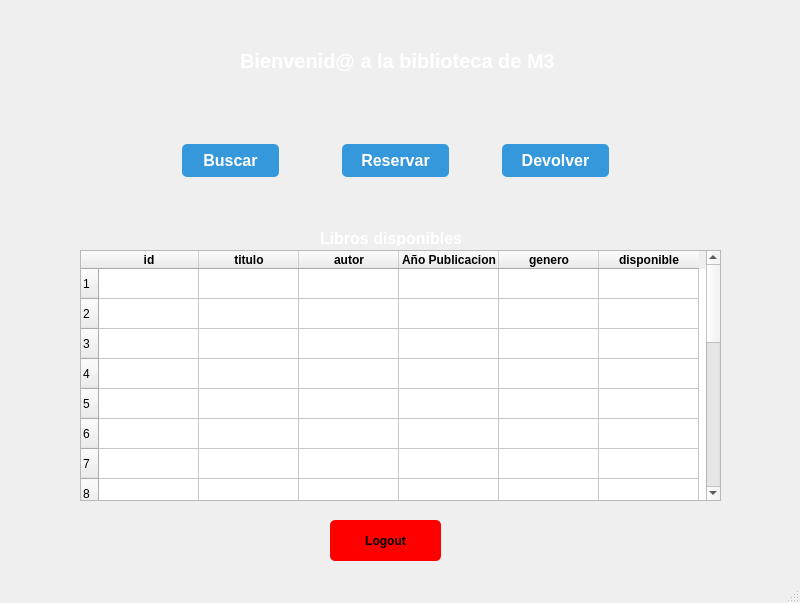
Old version of the form plantillas/menuPrincipal.ui in the repository c4rlos-m/proyecto.
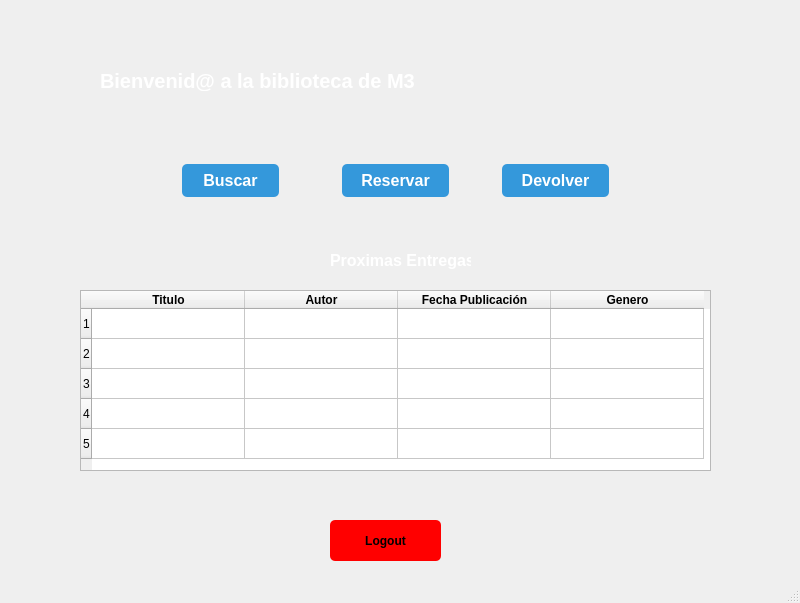
New version of the form. Icons and pictures are not drawn.

What changed in the file:
```diff
--- a/plantillas/menuPrincipal.ui
+++ b/plantillas/menuPrincipal.ui
@@ -68,8 +68,8 @@
    <widget class="QLabel" name="label">
     <property name="geometry">
      <rect>
-      <x>240</x>
-      <y>50</y>
+      <x>100</x>
+      <y>70</y>
       <width>341</width>
       <height>21</height>
      </rect>
@@ -88,7 +88,7 @@
     <property name="geometry">
      <rect>
       <x>180</x>
-      <y>140</y>
+      <y>160</y>
       <width>101</width>
       <height>41</height>
      </rect>
@@ -109,9 +109,9 @@
     <property name="geometry">
      <rect>
       <x>80</x>
-      <y>250</y>
-      <width>641</width>
-      <height>251</height>
+      <y>290</y>
+      <width>631</width>
+      <height>181</height>
      </rect>
     </property>
     <property name="minimumSize">
@@ -124,31 +124,22 @@
      <bool>false</bool>
     </property>
     <property name="rowCount">
-     <number>20</number>
+     <number>5</number>
     </property>
+    <attribute name="horizontalHeaderDefaultSectionSize">
+     <number>153</number>
+    </attribute>
+    <attribute name="horizontalHeaderStretchLastSection">
+     <bool>false</bool>
+    </attribute>
     <row/>
     <row/>
     <row/>
     <row/>
     <row/>
-    <row/>
-    <row/>
-    <row/>
-    <row/>
-    <row/>
-    <row/>
-    <row/>
-    <row/>
-    <row/>
-    <row/>
-    <row/>
-    <row/>
-    <row/>
-    <row/>
-    <row/>
     <column>
      <property name="text">
-      <string>id</string>
+      <string>Titulo</string>
      </property>
      <property name="font">
       <font>
@@ -158,7 +149,7 @@
     </column>
     <column>
      <property name="text">
-      <string>titulo</string>
+      <string>Autor</string>
      </property>
      <property name="font">
       <font>
@@ -168,7 +159,7 @@
     </column>
     <column>
      <property name="text">
-      <string>autor</string>
+      <string>Fecha Publicación</string>
      </property>
      <property name="font">
       <font>
@@ -178,27 +169,7 @@
     </column>
     <column>
      <property name="text">
-      <string>Año Publicacion</string>
-     </property>
-     <property name="font">
-      <font>
-       <bold>true</bold>
-      </font>
-     </property>
-    </column>
-    <column>
-     <property name="text">
-      <string>genero</string>
-     </property>
-     <property name="font">
-      <font>
-       <bold>true</bold>
-      </font>
-     </property>
-    </column>
-    <column>
-     <property name="text">
-      <string>disponible</string>
+      <string>Genero</string>
      </property>
      <property name="font">
       <font>
@@ -211,7 +182,7 @@
     <property name="geometry">
      <rect>
       <x>500</x>
-      <y>140</y>
+      <y>160</y>
       <width>111</width>
       <height>41</height>
      </rect>
@@ -232,7 +203,7 @@
     <property name="geometry">
      <rect>
       <x>340</x>
-      <y>140</y>
+      <y>160</y>
       <width>111</width>
       <height>41</height>
      </rect>
@@ -252,10 +223,10 @@
    <widget class="QLabel" name="label_2">
     <property name="geometry">
      <rect>
-      <x>320</x>
-      <y>230</y>
+      <x>330</x>
+      <y>250</y>
       <width>141</width>
-      <height>16</height>
+      <height>21</height>
      </rect>
     </property>
     <property name="font">
@@ -265,7 +236,7 @@
      </font>
     </property>
     <property name="text">
-     <string>Libros disponibles </string>
+     <string>Proximas Entregas</string>
     </property>
    </widget>
    <widget class="QPushButton" name="logoutButton">
```
Left out of the diff: 22 changed lines with no effect on the pictures.
